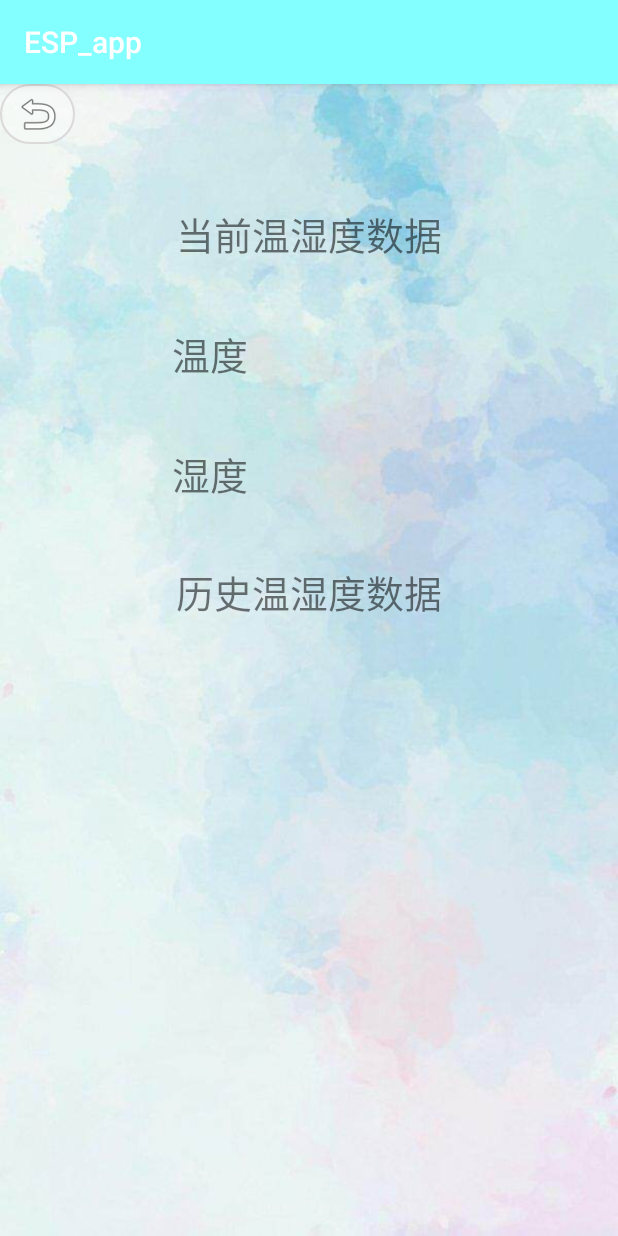
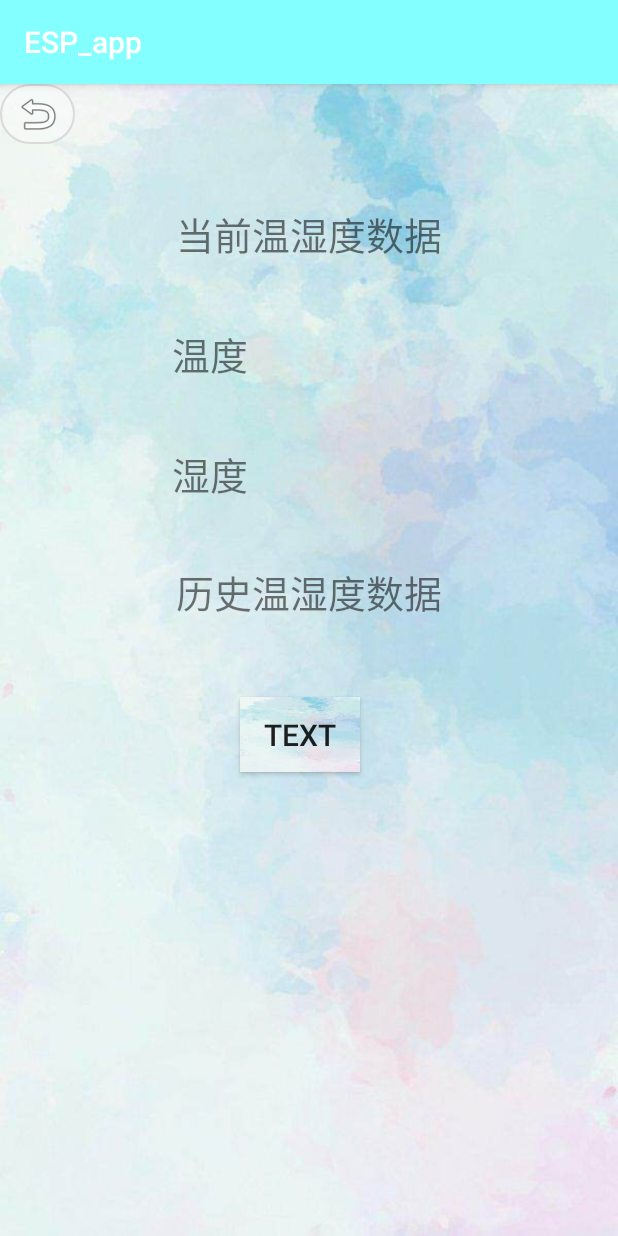
Before and after one commit to TJUamoeba/CDP2, an Android app: the HumitureActivity screen opened directly, with no data from a screen before it, on a phone screen of 412 x 824 dp. Run offline under Robolectric (Android 15) with nearby library versions, the phone set to English and light mode, and no system bars.

Commit message:
Humiture data

```diff
--- a/app/src/main/java/com/example/esp_app/HumitureActivity.java
+++ b/app/src/main/java/com/example/esp_app/HumitureActivity.java
@@ -1,10 +1,16 @@
 package com.example.esp_app;
 
+import android.app.Activity;
 import android.content.Intent;
 import android.os.Bundle;
+import android.os.Handler;
+import android.os.Looper;
+import android.os.Message;
 import android.view.View;
+import android.widget.Button;
 import android.widget.EditText;
 import android.widget.ImageButton;
+import android.widget.Toast;
 
 import androidx.appcompat.app.AppCompatActivity;
 
@@ -12,6 +18,7 @@ import java.io.BufferedReader;
 import java.io.ByteArrayOutputStream;
 import java.io.DataInputStream;
 import java.io.IOException;
+import java.io.InputStream;
 import java.io.InputStreamReader;
 import java.util.Timer;
 import java.util.TimerTask;
@@ -23,49 +30,61 @@ public class HumitureActivity extends SpinnerActicity {
     private DataInputStream in;
     private ByteArrayOutputStream baos = new ByteArrayOutputStream();
     private EditText temtxt;
+    private TimerTask timerTask;
     private EditText wattxt;
     private String data;
-    private byte[] bytes=new byte[1024];
+    private byte[] bytes = new byte[1024];
     private int n;
+    private Button but_text;
+
     @Override
     protected void onCreate(Bundle savedInstanceState) {
         super.onCreate(savedInstanceState);
         setContentView(R.layout.activity_humiture);
-        but=(ImageButton)findViewById(R.id.image_humiture);
-        temtxt=(EditText)findViewById(R.id.tem_txt);
-        wattxt=(EditText)findViewById(R.id.wat_txt);
+        but = (ImageButton) findViewById(R.id.image_humiture);
+        temtxt = (EditText) findViewById(R.id.tem_txt);
+        wattxt = (EditText) findViewById(R.id.wat_txt);
+        but_text=(Button)findViewById(R.id.text_but);
         but.setOnClickListener(new View.OnClickListener() {
             @Override
             public void onClick(View v) {
-                Intent intent=new Intent(HumitureActivity.this,SpinnerActicity.class);
+                Intent intent = new Intent(HumitureActivity.this, SpinnerActicity.class);
                 startActivity(intent);
             }
         });
-        timer=new Timer();
-        timer.schedule(new TimerTask() {
+        but_text.setOnClickListener(new View.OnClickListener() {
             @Override
-            public void run() {
+            public void onClick(View v) {
                         new Thread(){
                             public void run(){
                                 try{
                                     mConnectThread.OutPut();
-                            mConnectThread.out.write(2);
+                                    mConnectThread.out.write(0);
                                 }catch (Exception e){
                                     e.printStackTrace();
                                 }
                             }
                         }.start();
-                try{
-                    in=new DataInputStream(socket.getInputStream());
-                    while((n=in.read(bytes))!=-1){
-                        baos.write(bytes,0,n);
+
             }
-                    data=new String(baos.toByteArray());
-                }catch (IOException e){
-                    e.printStackTrace();
-                }
-            }
-        },0,5000);
+        });
+
     }
 
+
+
+
+//                try{
+//                    in=new DataInputStream(socket.getInputStream());
+//                    while((n=in.read(bytes))!=-1){
+//                        baos.write(bytes,0,n);
+//                    }
+//                    data=new String(baos.toByteArray());
+//                }catch (IOException e){
+//                    e.printStackTrace();
+//                }
+
+
+
+
 }
--- a/app/src/main/res/layout/activity_humiture.xml
+++ b/app/src/main/res/layout/activity_humiture.xml
@@ -4,7 +4,8 @@
     android:layout_width="match_parent"
     android:layout_height="match_parent"
     android:background="@drawable/background"
-    android:orientation="vertical">
+    android:orientation="vertical"
+    >
 
     <ImageButton
         android:id="@+id/image_humiture"
@@ -73,6 +74,16 @@
         android:text="历史温湿度数据"
         android:textSize="25sp"></TextView>
 
+    <Button
+        android:layout_width="80dp"
+        android:layout_height="50dp"
+        android:layout_marginTop="50dp"
+        android:layout_marginLeft="160dp"
+        android:id="@+id/text_but"
+        android:background="@drawable/background"
+        android:text="text"
+        android:textSize="20sp" />
+
 
 
 </LinearLayout>
```
Also changed, not shown: app/src/main/java/com/example/esp_app/SpinnerActicity.java (+0 -23 lines). Lines whose indentation alone changed are shown as unchanged.
